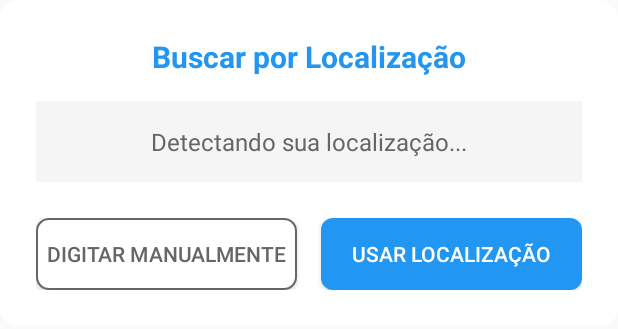
After one commit to ViniciusJun/cnpj-analyzer, an Android app: the layout dialog_location.xml on its own in the app's theme, with its tools: preview values and no code run, on a phone screen of 412 x 824 dp. The commit adds this screen. Shown: the top 329 px of the screen. Run offline under Robolectric (Android 15) with nearby library versions, the phone set to English and light mode, and no system bars; network calls fail.

Commit message:
sistema básico de GPS

```diff
--- a/mobile/app/src/main/AndroidManifest.xml
+++ b/mobile/app/src/main/AndroidManifest.xml
@@ -4,6 +4,9 @@
 
     <uses-permission android:name="android.permission.INTERNET" />
     <uses-permission android:name="android.permission.ACCESS_NETWORK_STATE" />
+    <uses-permission android:name="android.permission.ACCESS_FINE_LOCATION" />
+    <uses-permission android:name="android.permission.ACCESS_COARSE_LOCATION" />
+    <uses-permission android:name="android.permission.INTERNET" />
 
     <application
         android:usesCleartextTraffic="true"
--- /dev/null
+++ b/mobile/app/src/main/res/drawable/button_outline.xml
@@ -0,0 +1,6 @@
+<?xml version="1.0" encoding="utf-8"?>
+<shape xmlns:android="http://schemas.android.com/apk/res/android">
+    <corners android:radius="8dp" />
+    <stroke android:width="1dp" android:color="#666666" />
+    <solid android:color="#FFFFFF" />
+</shape>
--- /dev/null
+++ b/mobile/app/src/main/res/drawable/button_primary.xml
@@ -0,0 +1,5 @@
+<?xml version="1.0" encoding="utf-8"?>
+<shape xmlns:android="http://schemas.android.com/apk/res/android">
+    <corners android:radius="8dp" />
+    <solid android:color="#2196F3" />
+</shape>
--- /dev/null
+++ b/mobile/app/src/main/res/drawable/dialog_background.xml
@@ -0,0 +1,5 @@
+<?xml version="1.0" encoding="utf-8"?>
+<shape xmlns:android="http://schemas.android.com/apk/res/android">
+    <corners android:radius="12dp" />
+    <solid android:color="#FFFFFF" />
+</shape>
--- /dev/null
+++ b/mobile/app/src/main/res/layout/dialog_location.xml
@@ -0,0 +1,60 @@
+<?xml version="1.0" encoding="utf-8"?>
+<LinearLayout xmlns:android="http://schemas.android.com/apk/res/android"
+    android:layout_width="match_parent"
+    android:layout_height="wrap_content"
+    android:orientation="vertical"
+    android:padding="24dp"
+    android:background="@drawable/dialog_background">
+
+    <TextView
+        android:layout_width="match_parent"
+        android:layout_height="wrap_content"
+        android:text="Buscar por Localização"
+        android:textSize="20sp"
+        android:textStyle="bold"
+        android:textColor="#2196F3"
+        android:gravity="center"
+        android:layout_marginBottom="16dp" />
+
+    <TextView
+        android:id="@+id/textStatus"
+        android:layout_width="match_parent"
+        android:layout_height="wrap_content"
+        android:text="Detectando sua localização..."
+        android:textSize="16sp"
+        android:lineSpacingExtra="4dp"
+        android:gravity="center"
+        android:layout_marginBottom="24dp"
+        android:padding="16dp"
+        android:background="#F5F5F5"
+        android:textColor="#666666" />
+
+    <LinearLayout
+        android:layout_width="match_parent"
+        android:layout_height="wrap_content"
+        android:orientation="horizontal"
+        android:weightSum="2">
+
+        <Button
+            android:id="@+id/btnCancelar"
+            android:layout_width="0dp"
+            android:layout_height="wrap_content"
+            android:layout_weight="1"
+            android:text="Digitar Manualmente"
+            android:layout_marginEnd="8dp"
+            android:background="@drawable/button_outline"
+            android:textColor="#666666" />
+
+        <Button
+            android:id="@+id/btnConfirmar"
+            android:layout_width="0dp"
+            android:layout_height="wrap_content"
+            android:layout_weight="1"
+            android:text="Usar Localização"
+            android:layout_marginStart="8dp"
+            android:background="@drawable/button_primary"
+            android:textColor="#FFFFFF" />
+
+    </LinearLayout>
+
+</LinearLayout>
```
Also changed, not shown: mobile/app/src/main/java/com/novasemp/cnpjmobile/activity/MainActivity.java (+88 -2 lines), mobile/app/src/main/java/com/novasemp/cnpjmobile/dialog/AppLocationManager.java (added, +130 -0 lines), mobile/app/src/main/java/com/novasemp/cnpjmobile/util/AppLocationManager.java (added, +150 -0 lines), mobile/app/src/main/res/layout/activity_main.xml (+9 -0 lines), 1 other file.
